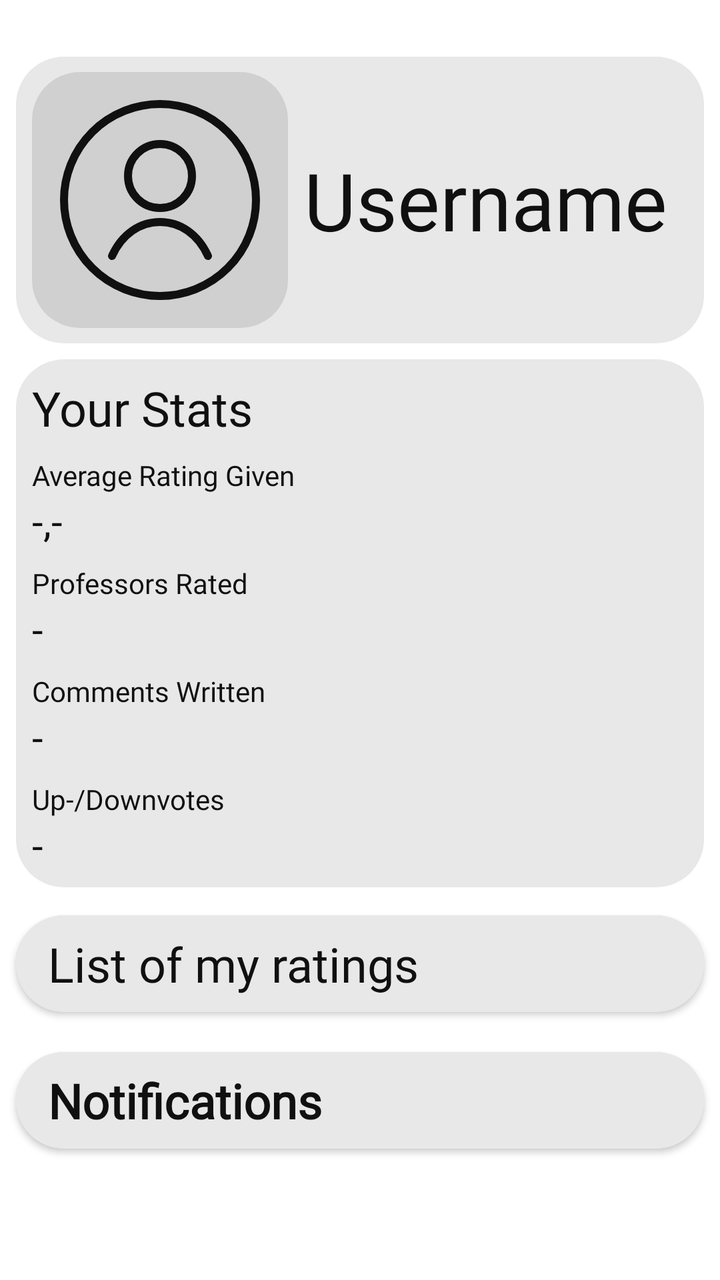
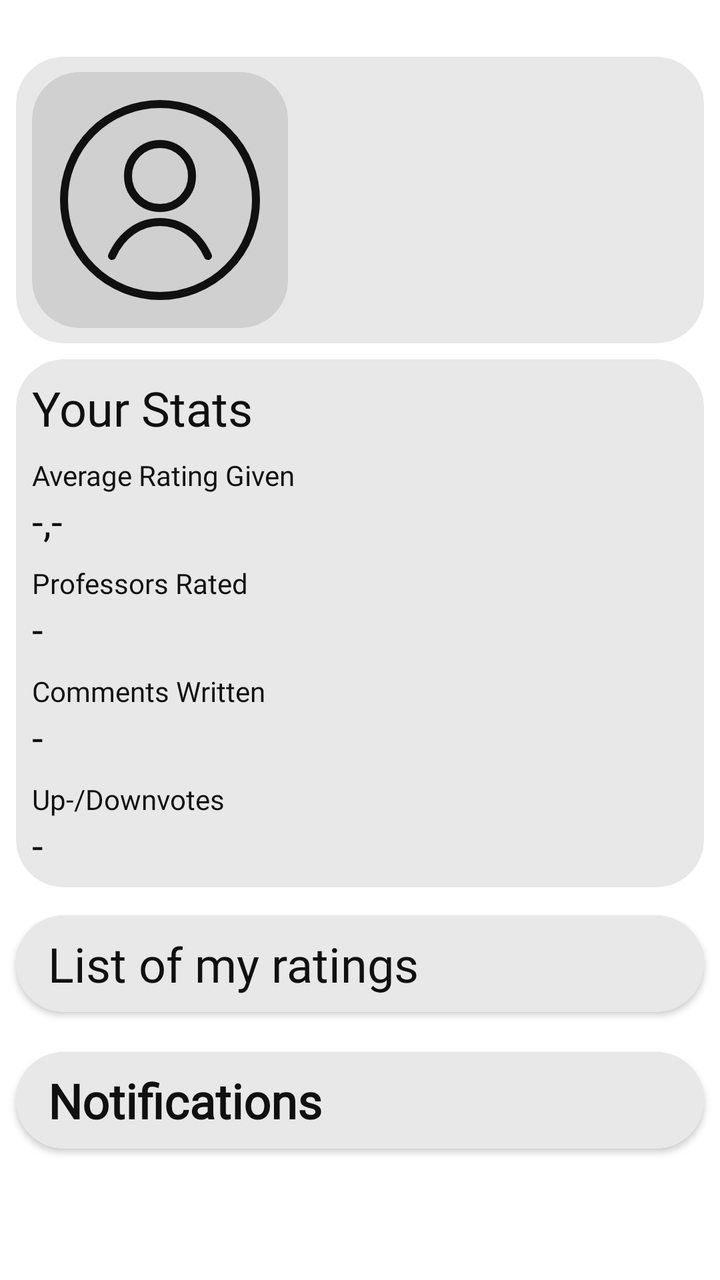

Before-and-after screenshots of an Android layout around one commit, followed by the original layout XML and the change that was made.
<!-- AndroidManifest.xml: application theme Theme.MyApplication_Java -->
<!-- res/layout/fragment_home_screen.xml -->
<?xml version="1.0" encoding="utf-8"?>
<androidx.constraintlayout.widget.ConstraintLayout xmlns:android="http://schemas.android.com/apk/res/android"
    xmlns:app="http://schemas.android.com/apk/res-auto"
    xmlns:tools="http://schemas.android.com/tools"
    android:layout_width="match_parent"
    android:layout_height="match_parent"
    android:background="@color/surface">


    <TextView
        android:id="@+id/profile"
        android:layout_width="0dp"
        android:layout_height="0dp"
        android:layout_marginStart="8dp"
        android:layout_marginTop="-8dp"
        android:layout_marginEnd="8dp"
        android:layout_marginBottom="-8dp"
        android:background="@drawable/rounded_box"
        android:textAlignment="textEnd"
        android:textColor="@color/text_primary"
        app:layout_constraintBottom_toBottomOf="@id/imageView"
        app:layout_constraintEnd_toEndOf="parent"
        app:layout_constraintHorizontal_bias="0.0"
        app:layout_constraintStart_toStartOf="parent"
        app:layout_constraintTop_toTopOf="@id/imageView" />

    <TextView
        android:id="@+id/your_stats_background"
        android:layout_width="0dp"
        android:layout_height="0dp"
        android:layout_marginStart="8dp"
        android:layout_marginTop="8dp"
        android:layout_marginEnd="8dp"
        android:layout_marginBottom="-8dp"
        android:background="@drawable/rounded_box"
        android:fontFamily="@font/inter_bold"
        android:textColor="@color/text_primary"
        android:textSize="200sp"
        app:layout_constraintBottom_toBottomOf="@+id/up_downvotes_num"
        app:layout_constraintEnd_toEndOf="parent"
        app:layout_constraintHorizontal_bias="0.0"
        app:layout_constraintStart_toStartOf="parent"
        app:layout_constraintTop_toBottomOf="@+id/profile" />

    <TextView
        android:id="@+id/your_stats"
        android:layout_width="wrap_content"
        android:layout_height="wrap_content"
        android:layout_marginStart="8dp"
        android:layout_marginTop="8dp"
        android:fontFamily="@font/inter_bold"
        android:text="Your Stats"
        android:textColor="@color/text_primary"
        android:textSize="24sp"
        app:layout_constraintBottom_toTopOf="@+id/average_rating_given"
        app:layout_constraintStart_toStartOf="@+id/your_stats_background"
        app:layout_constraintTop_toTopOf="@+id/your_stats_background" />

    <TextView
        android:id="@+id/average_rating_given"
        android:layout_width="wrap_content"
        android:layout_height="wrap_content"
        android:layout_marginStart="8dp"
        android:layout_marginTop="8dp"
        android:fontFamily="@font/inter_bold"
        android:text="Average Rating Given"
        android:textColor="@color/text_primary"
        app:layout_constraintStart_toStartOf="@+id/your_stats_background"
        app:layout_constraintTop_toBottomOf="@+id/your_stats" />

    <TextView
        android:id="@+id/average_rating_given_num"
        android:layout_width="wrap_content"
        android:layout_height="wrap_content"
        android:fontFamily="@font/inter_bold"
        android:text="-,-"
        android:textColor="@color/text_primary"
        android:textSize="20sp"
        app:layout_constraintStart_toStartOf="@+id/average_rating_given"
        app:layout_constraintTop_toBottomOf="@+id/average_rating_given" />

    <com.google.android.material.button.MaterialButton
        android:id="@+id/list_of_my_ratings_button"
        android:layout_width="0dp"
        android:layout_height="wrap_content"
        android:layout_marginStart="8dp"
        android:layout_marginTop="8dp"
        android:layout_marginEnd="8dp"
        android:backgroundTint="@color/surface_container"
        android:clickable="true"
        android:focusable="true"
        style="@style/text_style"
        android:letterSpacing="0"
        android:paddingTop="8dp"
        android:paddingBottom="8dp"
        android:text="List of my ratings"
        android:textAlignment="textStart"
        android:textAllCaps="false"
        android:textColor="@color/text_primary"
        android:textSize="24sp"
        android:typeface="normal"
        app:cornerRadius="24dp"
        app:layout_constraintEnd_toEndOf="parent"
        app:layout_constraintHorizontal_bias="0.0"
        app:layout_constraintStart_toStartOf="parent"
        app:layout_constraintTop_toBottomOf="@+id/your_stats_background" />


    <com.google.android.material.button.MaterialButton
        android:id="@+id/notifications"
        style="@style/text_style"
        android:layout_width="0dp"
        android:layout_height="wrap_content"
        android:layout_marginStart="8dp"
        android:layout_marginTop="8dp"
        android:layout_marginEnd="8dp"
        android:backgroundTint="@color/surface_container"
        android:clickable="true"
        android:focusable="true"
        android:letterSpacing="0"
        android:paddingTop="8dp"
        android:paddingBottom="8dp"
        android:text="Notifications"
        android:textAlignment="textStart"
        android:textAllCaps="false"
        android:textColor="@color/text_primary"
        android:textSize="24sp"
        android:textStyle="bold"
        android:typeface="normal"
        app:cornerRadius="24dp"
        app:layout_constraintEnd_toEndOf="parent"
        app:layout_constraintStart_toStartOf="parent"
        app:layout_constraintTop_toBottomOf="@+id/list_of_my_ratings_button" />

    <TextView
        android:id="@+id/professors_rated"
        android:layout_width="wrap_content"
        android:layout_height="wrap_content"
        android:layout_marginStart="8dp"
        android:layout_marginTop="8dp"
        android:fontFamily="@font/inter_bold"
        android:text="Professors Rated"
        android:textColor="@color/text_primary"
        app:layout_constraintStart_toStartOf="@+id/your_stats_background"
        app:layout_constraintTop_toBottomOf="@+id/average_rating_given_num" />

    <TextView
        android:id="@+id/professors_rated_num"
        android:layout_width="wrap_content"
        android:layout_height="wrap_content"
        android:fontFamily="@font/inter_bold"
        android:text="-"
        android:textColor="@color/text_primary"
        android:textSize="20sp"
        app:layout_constraintStart_toStartOf="@+id/average_rating_given"
        app:layout_constraintTop_toBottomOf="@+id/professors_rated" />

    <TextView
        android:id="@+id/comments_written"
        android:layout_width="wrap_content"
        android:layout_height="wrap_content"
        android:layout_marginStart="8dp"
        android:layout_marginTop="8dp"
        android:fontFamily="@font/inter_bold"
        android:text="Comments Written"
        android:textColor="@color/text_primary"
        app:layout_constraintStart_toStartOf="@+id/your_stats_background"
        app:layout_constraintTop_toBottomOf="@+id/professors_rated_num" />

    <TextView
        android:id="@+id/comments_written_num"
        android:layout_width="wrap_content"
        android:layout_height="wrap_content"
        android:fontFamily="@font/inter_bold"
        android:text="-"
        android:textColor="@color/text_primary"
        android:textSize="20sp"
        app:layout_constraintStart_toStartOf="@+id/average_rating_given"
        app:layout_constraintTop_toBottomOf="@+id/comments_written" />

    <TextView
        android:id="@+id/up_downvotes"
        android:layout_width="wrap_content"
        android:layout_height="wrap_content"
        android:layout_marginStart="8dp"
        android:layout_marginTop="8dp"
        android:fontFamily="@font/inter_bold"
        android:text="Up-/Downvotes"
        android:textColor="@color/text_primary"
        app:layout_constraintStart_toStartOf="@+id/your_stats_background"
        app:layout_constraintTop_toBottomOf="@+id/comments_written_num" />

    <TextView
        android:id="@+id/up_downvotes_num"
        android:layout_width="wrap_content"
        android:layout_height="wrap_content"
        android:fontFamily="@font/inter_bold"
        android:text="-"
        android:textColor="@color/text_primary"
        android:textSize="20sp"
        app:layout_constraintStart_toStartOf="@+id/average_rating_given"
        app:layout_constraintTop_toBottomOf="@+id/up_downvotes" />

    <TextView
        android:id="@+id/user_name"
        android:layout_width="0dp"
        android:layout_height="wrap_content"
        android:layout_marginStart="8dp"
        android:layout_marginEnd="8dp"
        android:fontFamily="@font/inter_bold"
        android:text="Username"
        android:textColor="@color/text_primary"
        android:textSize="40sp"
        app:layout_constraintBottom_toBottomOf="@+id/profile"
        app:layout_constraintEnd_toEndOf="@+id/profile"
        app:layout_constraintStart_toEndOf="@+id/imageView"
        app:layout_constraintTop_toTopOf="@+id/profile" />

    <ImageView
        android:id="@+id/imageView"
        android:layout_width="wrap_content"
        android:layout_height="wrap_content"
        android:layout_marginStart="8dp"
        android:layout_marginTop="32dp"
        android:layout_marginBottom="8dp"
        android:background="@drawable/rounded_box_light"
        android:scaleX="1.0"
        android:scaleY="1.0"
        android:src="@drawable/profile_icon"
        app:layout_constraintBottom_toTopOf="@+id/your_stats_background"
        app:layout_constraintStart_toStartOf="@+id/profile"
        app:layout_constraintTop_toTopOf="parent"
        app:layout_constraintVertical_bias="0.348" />



</androidx.constraintlayout.widget.ConstraintLayout>
<!-- resources referenced by this layout -->
<resources>
  <color name="surface">#FFFFFFFF</color>
  <color name="surface_container">#FFE8E8E8</color>
  <color name="text_primary">#FF101010</color>
  <!-- drawable profile_icon (drawable) -->
  <vector xmlns:android="http://schemas.android.com/apk/res/android"
      android:width="128dp"
      android:height="128dp"
      android:viewportWidth="64"
      android:viewportHeight="64">
    <path
        android:pathData="M32,32m-24,0a24,24 0,1 1,48 0a24,24 0,1 1,-48 0"
        android:strokeWidth="2"
        android:fillColor="#00000000"
        android:strokeColor="@color/icon_tint"/>
    <path
        android:pathData="M32,26m-8,0a8,8 0,1 1,16 0a8,8 0,1 1,-16 0"
        android:strokeWidth="2"
        android:fillColor="#00000000"
        android:strokeColor="@color/icon_tint"/>
    <path
        android:pathData="M20,46C22.5,40.5 27,37.5 32,37.5C37,37.5 41.5,40.5 44,46"
        android:strokeWidth="2"
        android:fillColor="#00000000"
        android:strokeColor="@color/icon_tint"
        android:strokeLineCap="round"/>
  </vector>
  <!-- drawable rounded_box (drawable) -->
  <shape xmlns:android="http://schemas.android.com/apk/res/android">
  
      <solid android:color="@color/surface_container"/>
  
      <corners android:radius="24dp"/>
  
  </shape>
  <!-- drawable rounded_box_light (drawable) -->
  <?xml version="1.0" encoding="utf-8"?>
  <shape xmlns:android="http://schemas.android.com/apk/res/android">
  
      <solid android:color="@color/surface_container_high"/>
  
      <corners android:radius="24dp"/>
  
  </shape>
  <style name="text_style" parent="Widget.MaterialComponents.Button">
          <item name="android:fontFamily">@font/inter_bold</item>
          <item name="android:textAllCaps">false</item>
      </style>
  <style name="Theme.MyApplication_Java" parent="Theme.MaterialComponents.DayNight.NoActionBar">
          
          <item name="colorPrimary">@color/text_primary</item>
          <item name="colorPrimaryVariant">@color/text_primary</item>
          <item name="colorOnPrimary">@color/text_on_inverse</item>
          <item name="colorSecondary">@color/text_primary</item>
          <item name="colorSecondaryVariant">@color/text_primary</item>
          <item name="colorOnSecondary">@color/text_on_inverse</item>
  
          
          <item name="android:windowBackground">@color/surface</item>
          <item name="colorSurface">@color/surface_container</item>
          <item name="colorOnSurface">@color/text_primary</item>
          <item name="colorError">@color/danger</item>
          <item name="colorOnError">@color/text_on_inverse</item>
  
          <item name="android:textColorPrimary">@color/text_primary</item>
          <item name="android:textColorSecondary">@color/text_muted</item>
          <item name="android:textColorHint">@color/text_hint</item>
  
          
          <item name="android:statusBarColor">@android:color/transparent</item>
          <item name="android:navigationBarColor">@android:color/transparent</item>
      </style>
  <color name="icon_tint">#FF101010</color>
  <color name="surface_container_high">#FFD0D0D0</color>
  <color name="text_on_inverse">#FFFFFFFF</color>
  <color name="danger">#FFB3261E</color>
  <color name="text_muted">#FF5F5D5D</color>
  <color name="text_hint">#FF8A8A8A</color>
</resources>

<!-- the commit's change to res/layout/fragment_home_screen.xml (unified diff, before → after) -->
@@ -208,7 +208,6 @@
         android:layout_marginStart="8dp"
         android:layout_marginEnd="8dp"
         android:fontFamily="@font/inter_bold"
-        android:text="Username"
         android:textColor="@color/text_primary"
         android:textSize="40sp"
         app:layout_constraintBottom_toBottomOf="@+id/profile"
